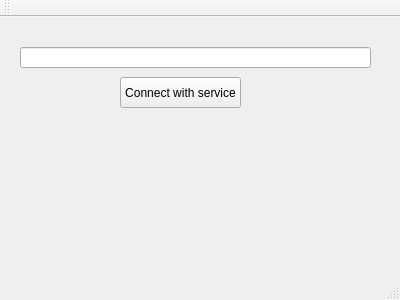
Above: TimeGuardGUI/timeguardmainwindow.ui from byebye/TimeGuard before the change. Below: the same form after it.
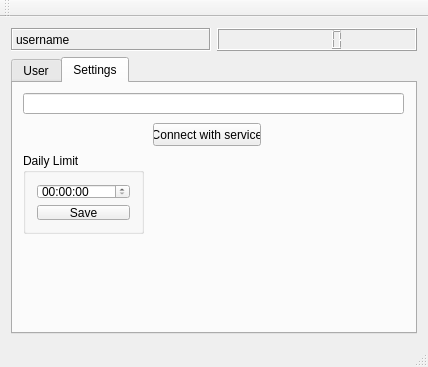
That is the form after the change. The open tabs and pages were chosen to show the change.

Commit message: Simple GUI design

```diff
--- a/TimeGuardGUI/timeguardmainwindow.ui
+++ b/TimeGuardGUI/timeguardmainwindow.ui
@@ -6,37 +6,116 @@
    <rect>
     <x>0</x>
     <y>0</y>
-    <width>400</width>
-    <height>300</height>
+    <width>428</width>
+    <height>367</height>
    </rect>
   </property>
   <property name="windowTitle">
    <string>TimeGuardMainWindow</string>
   </property>
   <widget class="QWidget" name="centralWidget">
-   <widget class="QPushButton" name="connectWithService">
-    <property name="geometry">
-     <rect>
-      <x>120</x>
-      <y>60</y>
-      <width>121</width>
-      <height>31</height>
-     </rect>
-    </property>
-    <property name="text">
-     <string>Connect with service</string>
-    </property>
-   </widget>
-   <widget class="QLineEdit" name="communicationStatus">
-    <property name="geometry">
-     <rect>
-      <x>20</x>
-      <y>30</y>
-      <width>351</width>
-      <height>21</height>
-     </rect>
-    </property>
-   </widget>
+   <layout class="QVBoxLayout" name="verticalLayout">
+    <item>
+     <layout class="QHBoxLayout" name="horizontalLayout">
+      <item>
+       <widget class="QLabel" name="usernameLabel">
+        <property name="frameShape">
+         <enum>QFrame::Box</enum>
+        </property>
+        <property name="frameShadow">
+         <enum>QFrame::Sunken</enum>
+        </property>
+        <property name="text">
+         <string>username</string>
+        </property>
+       </widget>
+      </item>
+      <item>
+       <widget class="QLCDNumber" name="timeRemainingDisplay"/>
+      </item>
+     </layout>
+    </item>
+    <item>
+     <widget class="QTabWidget" name="optionsTabWidget">
+      <property name="currentIndex">
+       <number>0</number>
+      </property>
+      <widget class="QWidget" name="userTab">
+       <attribute name="title">
+        <string>User</string>
+       </attribute>
+       <layout class="QVBoxLayout" name="verticalLayout_3">
+        <item>
+         <widget class="QPlainTextEdit" name="userLogFileView">
+          <property name="enabled">
+           <bool>true</bool>
+          </property>
+          <property name="undoRedoEnabled">
+           <bool>false</bool>
+          </property>
+          <property name="readOnly">
+           <bool>true</bool>
+          </property>
+         </widget>
+        </item>
+       </layout>
+      </widget>
+      <widget class="QWidget" name="settingsTab">
+       <attribute name="title">
+        <string>Settings</string>
+       </attribute>
+       <widget class="QLineEdit" name="communicationStatus">
+        <property name="geometry">
+         <rect>
+          <x>10</x>
+          <y>10</y>
+          <width>381</width>
+          <height>21</height>
+         </rect>
+        </property>
+       </widget>
+       <widget class="QPushButton" name="connectWithService">
+        <property name="geometry">
+         <rect>
+          <x>140</x>
+          <y>40</y>
+          <width>108</width>
+          <height>23</height>
+         </rect>
+        </property>
+        <property name="text">
+         <string>Connect with service</string>
+        </property>
+       </widget>
+       <widget class="QGroupBox" name="dailyLimitGroup">
+        <property name="geometry">
+         <rect>
+          <x>10</x>
+          <y>70</y>
+          <width>121</width>
+          <height>81</height>
+         </rect>
+        </property>
+        <property name="title">
+         <string>Daily Limit</string>
+        </property>
+        <layout class="QVBoxLayout" name="verticalLayout_2">
+         <item>
+          <widget class="QTimeEdit" name="timeEdit"/>
+         </item>
+         <item>
+          <widget class="QPushButton" name="dailyLimitSaveButton">
+           <property name="text">
+            <string>Save</string>
+           </property>
+          </widget>
+         </item>
+        </layout>
+       </widget>
+      </widget>
+     </widget>
+    </item>
+   </layout>
   </widget>
   <widget class="QMenuBar" name="menuBar">
    <property name="geometry">
```
Left out of the diff: 2 changed lines with no effect on the pictures. The commit also changes 2 other files.
